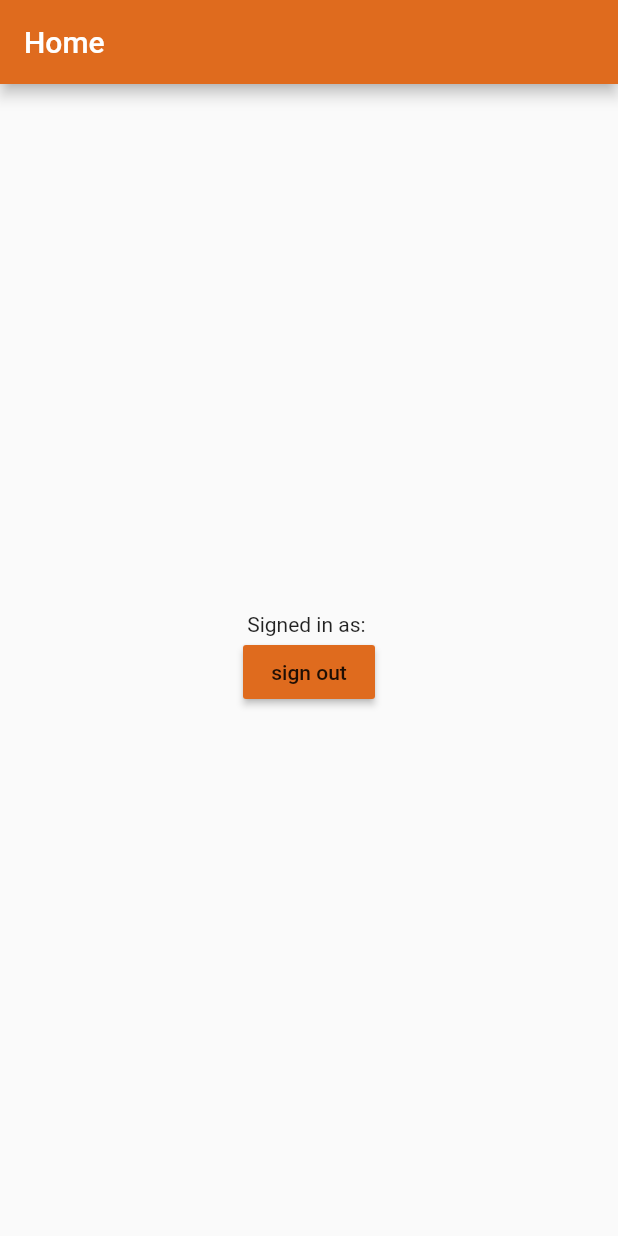
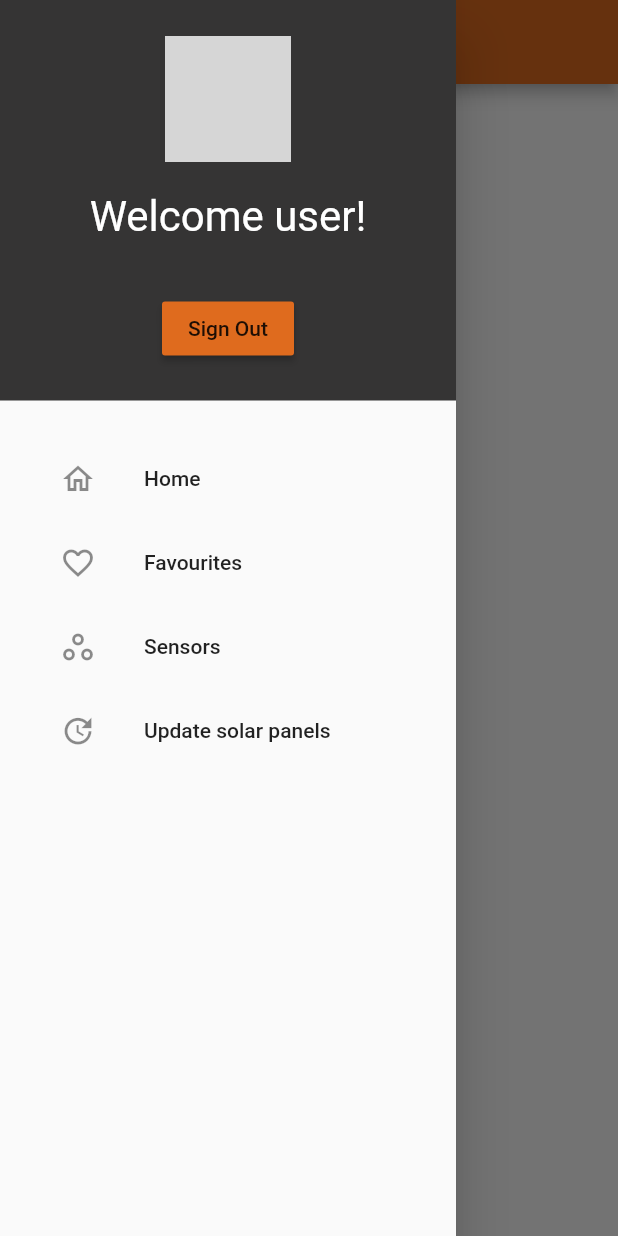
Before and after one commit to GeorgeXDD/SolarEncrypt, a Flutter app: the screen it shows once a user with an empty profile is signed in, with the side drawer open (before the commit the screen has no drawer), on a phone screen of 412 x 824 dp. Run offline on Flutter 3.47's test engine with Material 2 defaults, Android fonts, the phone set to English and light mode, and no system bars; our stand-ins replace firebase_auth, firebase_core, google_fonts; accounts and stored records are empty; network calls fail; grey boxes are pictures that could not be loaded.

Commit message:
Added sidenav with profile and buttons

```diff
--- a/lib/pages/home_page.dart
+++ b/lib/pages/home_page.dart
@@ -1,4 +1,4 @@
-// ignore_for_file: prefer_interpolation_to_compose_strings, prefer_const_constructors
+// ignore_for_file: prefer_interpolation_to_compose_strings, prefer_const_constructors, empty_constructor_bodies
 
 import 'package:firebase_auth/firebase_auth.dart';
 import 'package:flutter/material.dart';
@@ -12,6 +12,37 @@ class HomePage extends StatefulWidget {
   State<HomePage> createState() => _HomePageState();
 }
 
+// class _HomePageState extends State<HomePage> {
+//   final user = FirebaseAuth.instance.currentUser!;
+
+//   @override
+//   Widget build(BuildContext context) {
+//     return Scaffold(
+//         appBar: AppBar(
+//           title: const Text('Home'),
+//           backgroundColor: Color.fromARGB(255, 223, 107, 30),
+//         ),
+//         body: Center(
+//             child: Column(
+//           mainAxisAlignment: MainAxisAlignment.center,
+//           children: [
+//             Text('Signed in as: ' + user.email!),
+//             MaterialButton(
+//               onPressed: () {
+//                 FirebaseAuth.instance.signOut();
+//                 Navigator.pushReplacement(
+//                   context,
+//                   MaterialPageRoute(builder: (context) => WelcomePage()),
+//                 );
+//               },
+//               color: Color.fromARGB(255, 223, 107, 30),
+//               child: Text('Sign Out'),
+//             )
+//           ],
+//         )));
+//   }
+// }
+
 class _HomePageState extends State<HomePage> {
   final user = FirebaseAuth.instance.currentUser!;
 
@@ -22,11 +53,53 @@ class _HomePageState extends State<HomePage> {
         title: const Text('Home'),
         backgroundColor: Color.fromARGB(255, 223, 107, 30),
       ),
-        body: Center(
+      drawer: NavigationDrawer(user: user),
+    );
+  }
+}
+
+class NavigationDrawer extends StatelessWidget {
+  final User user;
+  const NavigationDrawer({required this.user, Key? key}) : super(key: key);
+
+  @override
+  Widget build(BuildContext context) {
+    return Drawer(
+      child: SingleChildScrollView(
           child: Column(
-          mainAxisAlignment: MainAxisAlignment.center,
+        crossAxisAlignment: CrossAxisAlignment.stretch,
+        children: <Widget>[buildHeader(context), buildMenuItems(context)],
+      )),
+    );
+  }
+
+  Widget buildHeader(BuildContext context) => Material(
+      color: Color.fromARGB(255, 53, 52, 52),
+      child: InkWell(
+          onTap: () {
+            Navigator.pop(context);
+          },
+          child: Container(
+              padding: EdgeInsets.only(
+                  top: 24 + MediaQuery.of(context).padding.top, bottom: 24),
+              child: Column(
                 children: [
-            Text('Signed in as: ' + user.email!),
+                  CircleAvatar(
+                    radius: 42,
+                    backgroundImage: NetworkImage(
+                        'https://img.freepik.com/free-photo/waist-up-portrait-handsome-serious-unshaven-male-keeps-hands-together-dressed-dark-blue-shirt-has-talk-with-interlocutor-stands-against-white-wall-self-confident-man-freelancer_273609-16320.jpg'),
+                  ),
+                  SizedBox(height: 20),
+                  Text(
+                    'Welcome user!',
+                    style: TextStyle(fontSize: 28, color: Colors.white),
+                  ),
+                  SizedBox(height: 5),
+                  Text(
+                    user.email!,
+                    style: TextStyle(fontSize: 16, color: Colors.white),
+                  ),
+                  SizedBox(height: 10),
                   MaterialButton(
                     onPressed: () {
                       FirebaseAuth.instance.signOut();
@@ -36,9 +109,41 @@ class _HomePageState extends State<HomePage> {
                       );
                     },
                     color: Color.fromARGB(255, 223, 107, 30),
-              child: Text('sign out'),
+                    child: Text('Sign Out'),
                   )
                 ],
-        )));
+              ))));
+  Widget buildMenuItems(BuildContext context) => Container(
+        padding: const EdgeInsets.all(24),
+        child: Wrap(
+          children: [
+            ListTile(
+              leading: const Icon(Icons.home_outlined),
+              title: const Text('Home'),
+              onTap: () => Navigator.pushReplacement(
+                context,
+                MaterialPageRoute(builder: (context) => HomePage()),
+              ),
+            ),
+            ListTile(
+              leading: const Icon(Icons.favorite_border),
+              title: const Text('Favourites'),
+              onTap: () => Navigator.pushReplacement(
+                context,
+                MaterialPageRoute(builder: (context) => WelcomePage()),
+              ),
+            ),
+            ListTile(
+              leading: const Icon(Icons.workspaces_outline),
+              title: const Text('Sensors'),
+              onTap: () {},
+            ),
+            ListTile(
+              leading: const Icon(Icons.update),
+              title: const Text('Update solar panels'),
+              onTap: () {},
+            ),
+          ],
+        ),
+      );
 }
-}
```
Lines whose indentation alone changed are shown as unchanged.
